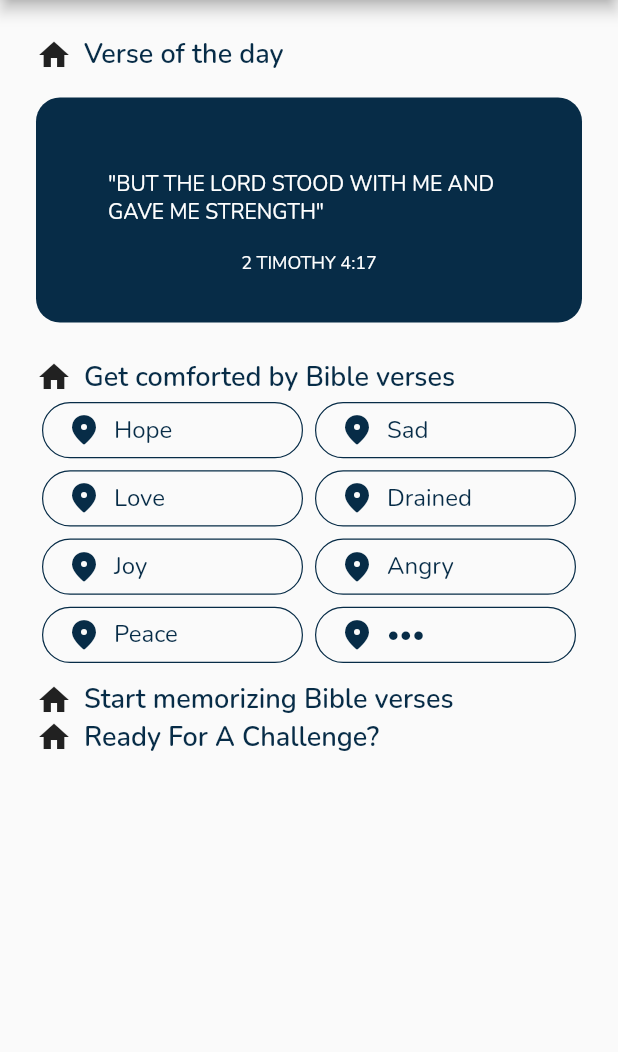
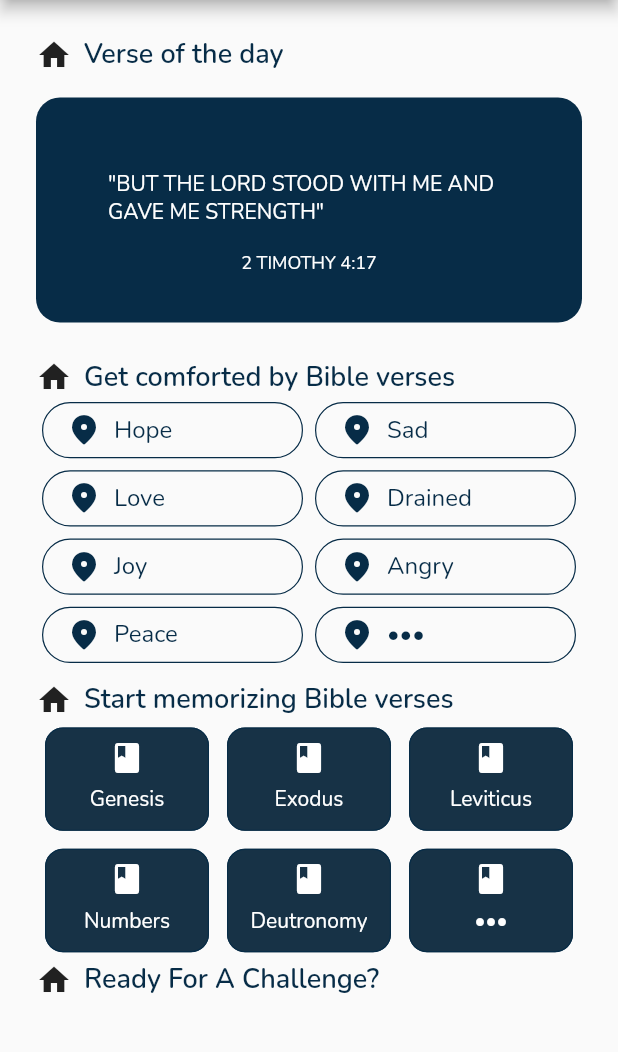
Before and after one commit to MemoryLamp/memorylamp-mobile, a Flutter app: the HomeScreen screen opened by its route, on a phone screen of 412 x 824 dp, the part 84-1136 px from its top. Run offline on Flutter 3.47's test engine with Material 2 defaults, Android fonts, the phone set to English and light mode, and no system bars.

Commit message:
add books

```diff
--- a/lib/screens/home.dart
+++ b/lib/screens/home.dart
@@ -3,6 +3,7 @@ import 'package:memory_lamp/api/models/emotion.dart';
 import 'package:memory_lamp/theming/ml_colors.dart';
 import 'package:memory_lamp/theming/ml_font.dart';
 import 'package:memory_lamp/widgets/buttons/ml_outlined_button.dart';
+import 'package:memory_lamp/widgets/buttons/ml_text_button.dart';
 import 'package:memory_lamp/widgets/compound_widgets/labeled_icon.dart';
 import 'package:memory_lamp/widgets/compound_widgets/ml_appbar.dart';
 import 'package:memory_lamp/widgets/compound_widgets/ml_drawer.dart';
@@ -17,7 +18,8 @@ class HomeScreen extends StatelessWidget {
     return Scaffold(
       appBar: MLAppbar(),
       drawer: MLDrawer(),
-      body: SafeArea(
+      body: SingleChildScrollView(
+        child: SafeArea(
           child: Padding(
             padding: const EdgeInsets.all(24),
             child: Column(
@@ -30,6 +32,7 @@ class HomeScreen extends StatelessWidget {
             ),
           ),
         ),
+      ),
     );
   }
 
@@ -37,7 +40,7 @@ class HomeScreen extends StatelessWidget {
     return Column(
       children: [
         LabeledIcon(
-          icon: Icons.home,
+          icon: Icon(Icons.home),
           label: MLText(
             "Verse of the day",
             style: MLFont.bannerText01,
@@ -86,7 +89,7 @@ class HomeScreen extends StatelessWidget {
       child: Column(
         children: [
           LabeledIcon(
-            icon: Icons.home,
+            icon: Icon(Icons.home),
             label: MLText(
               "Get comforted by Bible verses",
               style: MLFont.bannerText01,
@@ -104,7 +107,7 @@ class HomeScreen extends StatelessWidget {
                   child: MLOutlinedButton(
                     onPressed: () => print("nothing here yet"),
                     child: LabeledIcon(
-                      icon: _emotionsList[index].icon,
+                      icon: Icon(_emotionsList[index].icon),
                       label: MLText(
                         _emotionsList[index].name,
                         fontSize: MLFont.medium,
@@ -121,15 +124,50 @@ class HomeScreen extends StatelessWidget {
   }
 
   Column _books() {
+    const List<String> _bookList = [
+      "Genesis",
+      "Exodus",
+      "Leviticus",
+      "Numbers",
+      "Deutronomy",
+      "•••",
+    ];
+
     return Column(
       children: [
         LabeledIcon(
-          icon: Icons.home,
+          icon: Icon(Icons.home),
           label: MLText(
             "Start memorizing Bible verses",
             style: MLFont.bannerText01,
           ),
         ),
+        MLContainer(
+          child: GridView.count(
+            crossAxisCount: 3,
+            shrinkWrap: true,
+            physics: NeverScrollableScrollPhysics(),
+            childAspectRatio: 1.5,
+            children: List.generate(_bookList.length, (index) {
+              return Padding(
+                padding: const EdgeInsets.all(6.0),
+                child: MLTextButton(
+                  onPressed: () => print("nothing here yet"),
+                  child: LabeledIcon(
+                    direction: Axis.vertical,
+                    icon: Expanded(child: Icon(Icons.book)),
+                    label: Expanded(
+                      child: MLText(
+                        _bookList[index],
+                        fontSize: MLFont.mediumSmall,
+                      ),
+                    ),
+                  ),
+                ),
+              );
+            }),
+          ),
+        )
       ],
     );
   }
@@ -138,7 +176,7 @@ class HomeScreen extends StatelessWidget {
     return Column(
       children: [
         LabeledIcon(
-          icon: Icons.home,
+          icon: Icon(Icons.home),
           label: MLText(
             "Ready For A Challenge?",
             style: MLFont.bannerText01,
--- a/lib/widgets/compound_widgets/labeled_icon.dart
+++ b/lib/widgets/compound_widgets/labeled_icon.dart
@@ -1,9 +1,8 @@
 import 'package:flutter/material.dart';
-import 'package:memory_lamp/widgets/ml_text.dart';
 
 class LabeledIcon extends StatelessWidget {
-  final IconData icon;
-  final MLText label;
+  final Widget icon;
+  final Widget label;
   final Axis direction;
 
   const LabeledIcon({
@@ -24,7 +23,7 @@ class LabeledIcon extends StatelessWidget {
     return Flex(
       direction: direction,
       children: [
-        Icon(this.icon),
+        this.icon,
         _separator(),
         this.label,
       ],
```
Lines whose indentation alone changed are shown as unchanged.
